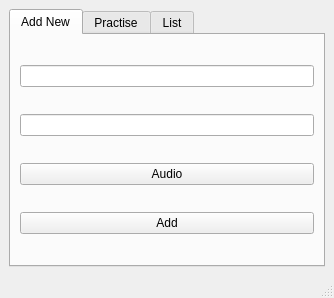
First picture: the form in ui/main.ui, repository khacdinhtkdh/EnglishDictionaryMemory, before the edit.
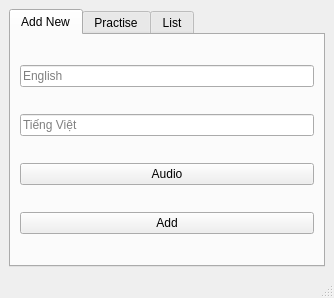
Second picture: the form after the edit.

What changed in the file:
```diff
--- a/ui/main.ui
+++ b/ui/main.ui
@@ -36,10 +36,17 @@
           <property name="inputMethodHints">
            <set>Qt::ImhNone</set>
           </property>
+          <property name="placeholderText">
+           <string>English</string>
+          </property>
          </widget>
         </item>
         <item>
-         <widget class="QLineEdit" name="lineEdit_vi"/>
+         <widget class="QLineEdit" name="lineEdit_vi">
+          <property name="placeholderText">
+           <string>Tiếng Việt</string>
+          </property>
+         </widget>
         </item>
         <item>
          <widget class="QPushButton" name="btn_audio">
```
